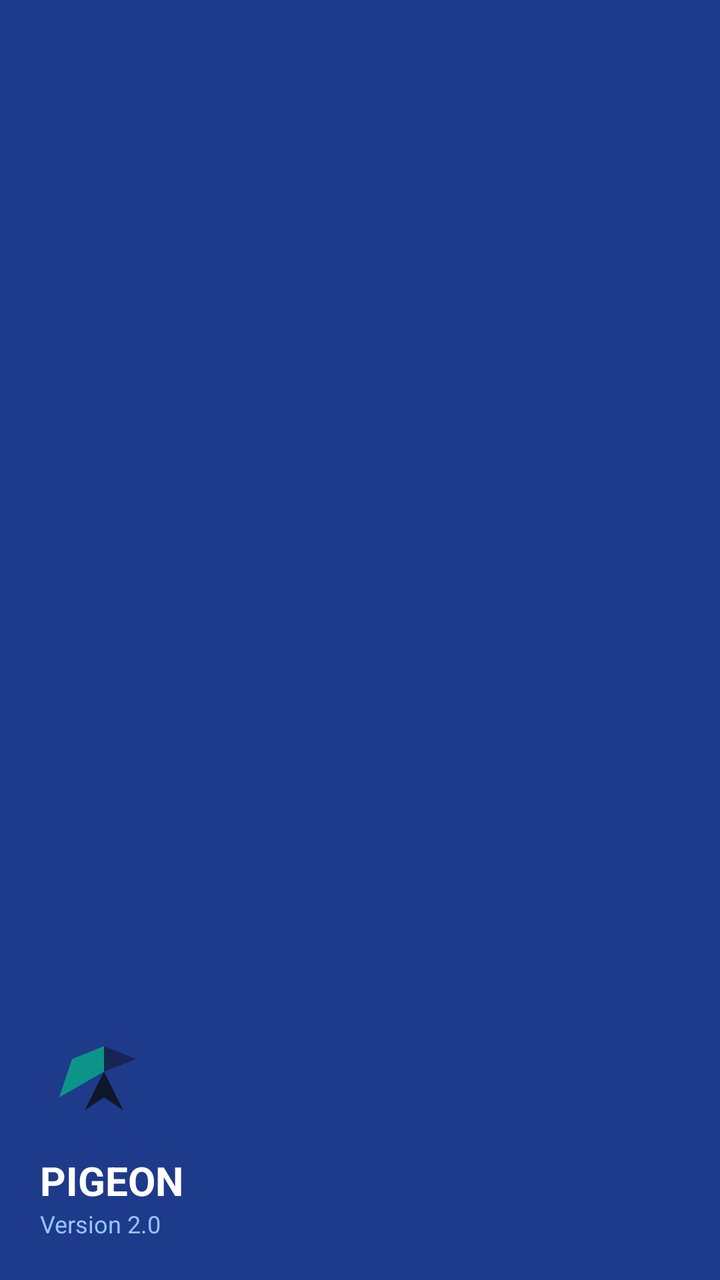
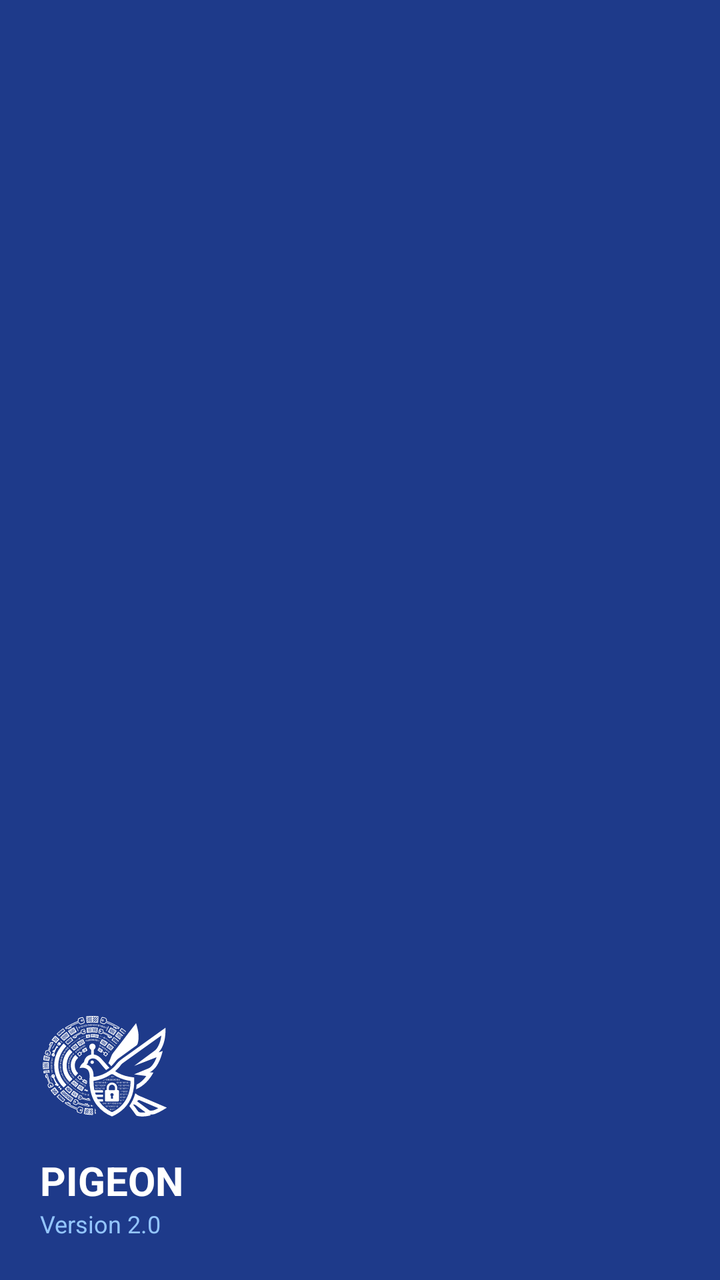

An Android layout rendered at two revisions. The XML below is the earlier revision; the diff shows what the commit changed to produce the second picture.
<!-- AndroidManifest.xml: application theme Theme.Pigeon -->
<!-- res/layout/nav_header.xml -->
<?xml version="1.0" encoding="utf-8"?>
<LinearLayout xmlns:android="http://schemas.android.com/apk/res/android"
    android:layout_width="match_parent"
    android:layout_height="180dp"
    android:background="@color/colorPrimary"
    android:gravity="bottom"
    android:orientation="vertical"
    android:padding="20dp">

    <ImageView
        android:id="@+id/ivNavLogo"
        android:layout_width="64dp"
        android:layout_height="64dp"
        android:contentDescription="@string/logo_desc"
        android:src="@drawable/ic_pigeon_logo" />

    <TextView
        style="@style/PigeonText"
        android:layout_width="wrap_content"
        android:layout_height="wrap_content"
        android:layout_marginTop="12dp"
        android:text="@string/app_name"
        android:textColor="@color/colorOnPrimary"
        android:textSize="20sp"
        android:textStyle="bold" />

    <TextView
        style="@style/PigeonText"
        android:layout_width="wrap_content"
        android:layout_height="wrap_content"
        android:text="@string/app_version"
        android:textColor="@color/colorMetaSend"
        android:textSize="12sp" />

</LinearLayout>
<!-- resources referenced by this layout -->
<resources>
  <color name="colorMetaSend">#93C5FD</color>
  <color name="colorOnPrimary">#FFFFFF</color>
  <color name="colorPrimary">#1E3A8A</color>
  <!-- drawable ic_pigeon_logo (drawable) -->
  <?xml version="1.0" encoding="utf-8"?>
  <vector xmlns:android="http://schemas.android.com/apk/res/android"
      android:width="128dp"
      android:height="128dp"
      android:viewportWidth="100"
      android:viewportHeight="100">
      <path
          android:fillColor="#1E3A8A"
          android:pathData="M50,15 L25,45 L50,35 L75,45 Z" />
      <path
          android:fillColor="#0D9488"
          android:pathData="M25,45 L15,75 L50,55 Z" />
      <path
          android:fillColor="#1E3A8A"
          android:pathData="M75,45 L85,75 L50,55 Z" />
      <path
          android:fillColor="#0D9488"
          android:pathData="M50,35 L50,55 L25,45 Z" />
      <path
          android:fillColor="#172554"
          android:pathData="M50,35 L50,55 L75,45 Z" />
      <path
          android:fillColor="#0F172A"
          android:pathData="M50,55 L35,85 L50,75 L65,85 Z" />
  </vector>
  <string name="app_name">PIGEON</string>
  <string name="app_version">Version 2.0</string>
  <string name="logo_desc">PIGEON logo</string>
  <style name="PigeonText" parent="android:Widget.TextView">
          <item name="android:textColor">@color/colorOnBackground</item>
      </style>
  <style name="Theme.Pigeon" parent="Theme.MaterialComponents.Light.NoActionBar">
          <item name="colorPrimary">@color/colorPrimary</item>
          <item name="colorPrimaryDark">@color/colorPrimaryDark</item>
          <item name="colorAccent">@color/colorAccent</item>
          <item name="android:windowBackground">@color/colorBackground</item>
          <item name="android:keepScreenOn">true</item>
      </style>
  <color name="colorOnBackground">#0F172A</color>
  <color name="colorPrimaryDark">#172554</color>
  <color name="colorAccent">#0D9488</color>
  <color name="colorBackground">#F8FAFC</color>
</resources>

<!-- the commit's change to res/layout/nav_header.xml (unified diff, before → after) -->
@@ -5,6 +5,7 @@
     android:background="@color/colorPrimary"
     android:gravity="bottom"
     android:orientation="vertical"
+    xmlns:app="http://schemas.android.com/apk/res-auto"
     android:padding="20dp">
 
     <ImageView
@@ -12,7 +13,8 @@
         android:layout_width="64dp"
         android:layout_height="64dp"
         android:contentDescription="@string/logo_desc"
-        android:src="@drawable/ic_pigeon_logo" />
+        android:src="@drawable/logo"
+        app:tint="@color/colorSurface" />
 
     <TextView
         style="@style/PigeonText"
<!-- resource entries referenced after the edit -->
@@ -3,32 +3,8 @@
   <color name="colorMetaSend">#93C5FD</color>
   <color name="colorOnPrimary">#FFFFFF</color>
   <color name="colorPrimary">#1E3A8A</color>
-  <!-- drawable ic_pigeon_logo (drawable) -->
-  <?xml version="1.0" encoding="utf-8"?>
-  <vector xmlns:android="http://schemas.android.com/apk/res/android"
-      android:width="128dp"
-      android:height="128dp"
-      android:viewportWidth="100"
-      android:viewportHeight="100">
-      <path
-          android:fillColor="#1E3A8A"
-          android:pathData="M50,15 L25,45 L50,35 L75,45 Z" />
-      <path
-          android:fillColor="#0D9488"
-          android:pathData="M25,45 L15,75 L50,55 Z" />
-      <path
-          android:fillColor="#1E3A8A"
-          android:pathData="M75,45 L85,75 L50,55 Z" />
-      <path
-          android:fillColor="#0D9488"
-          android:pathData="M50,35 L50,55 L25,45 Z" />
-      <path
-          android:fillColor="#172554"
-          android:pathData="M50,35 L50,55 L75,45 Z" />
-      <path
-          android:fillColor="#0F172A"
-          android:pathData="M50,55 L35,85 L50,75 L65,85 Z" />
-  </vector>
+  <color name="colorSurface">#FFFFFF</color>
+  <!-- drawable logo: vector/xml drawable (drawable, 168695 chars, omitted) -->
   <string name="app_name">PIGEON</string>
   <string name="app_version">Version 2.0</string>
   <string name="logo_desc">PIGEON logo</string>
